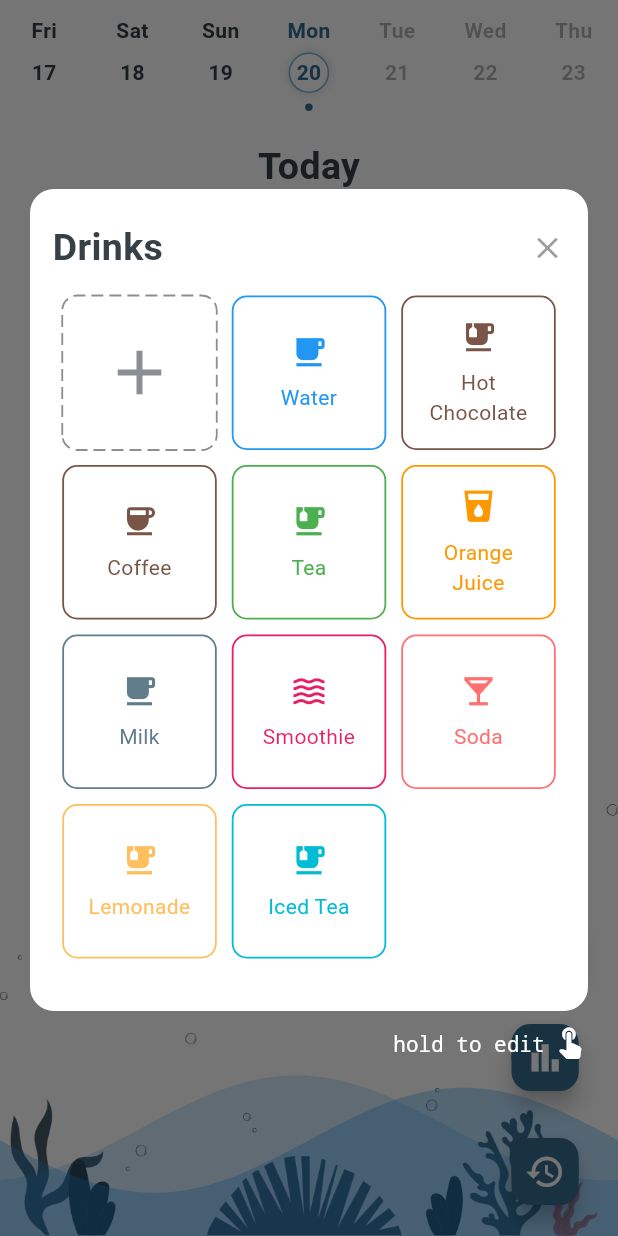
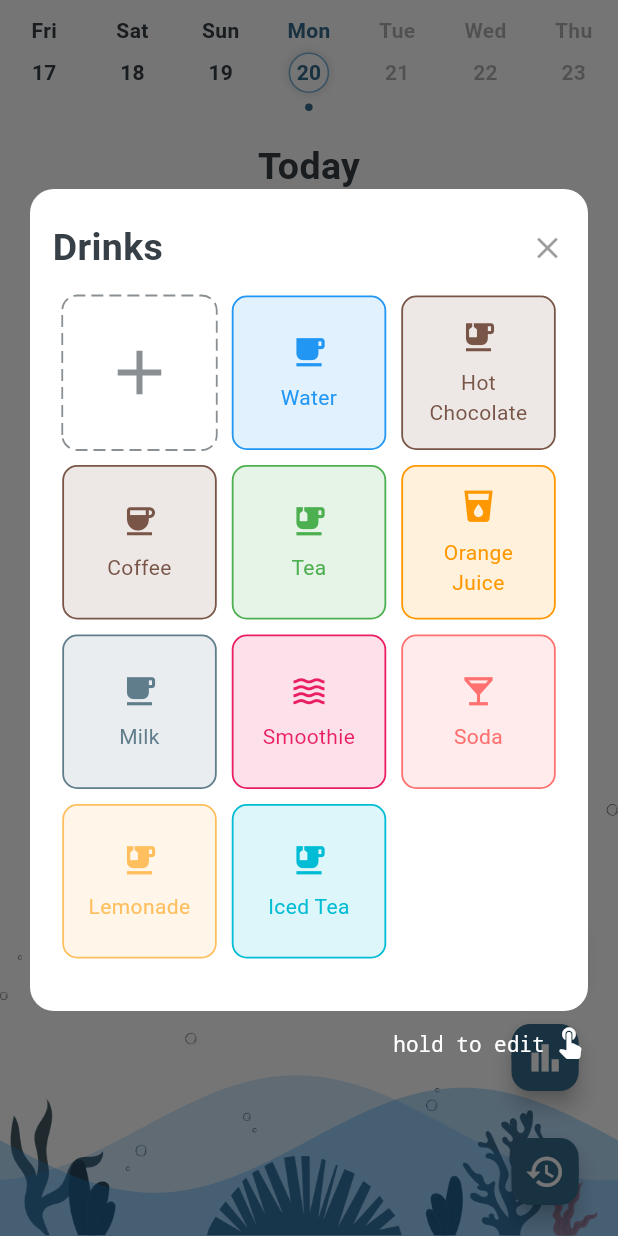
Before and after one commit to Mini-Mark/Drink-Tracker, a Flutter app: the Home screen opened directly, after a tap on the "add" icon, on a phone screen of 412 x 824 dp. Run offline on Flutter 3.47's test engine with Material 3 defaults, Android fonts, the phone set to English and light mode, and no system bars; drawn by our look-alikes of auto_size_text, dotted_border, wave; our stand-ins replace animated_bottom_navigation_bar, fl_chart, flutter_slidable, shared_preferences; accounts and stored records are empty.

Commit message:
feat(drinks): Enhance drink selection and icon color customization
- Add dynamic color support for drink selection background
- Update drink icon color to use selected or default color
- Improve visual feedback in choose and edit drinks screens
- Implement color-based styling for better user experience

```diff
--- a/lib/pages/popup/manage_drinks/choose_drinks.dart
+++ b/lib/pages/popup/manage_drinks/choose_drinks.dart
@@ -84,7 +84,7 @@ class Popup_ChooseDrink extends StatelessWidget {
   Widget drinksItem(context, data) {
     var size = MediaQuery.of(context).size;
     return InkWell(
-      splashColor: primary.withAlpha(150),
+      splashColor: UtilsService().hexToColor(data["color"]).withAlpha(150),
       onTap: () {
         Navigator.of(context).pop();
         PopupService().show(context,
@@ -106,6 +106,8 @@ class Popup_ChooseDrink extends StatelessWidget {
               alignment: Alignment.center,
               padding: EdgeInsets.all(10),
               decoration: BoxDecoration(
+                  color:
+                      UtilsService().hexToColor(data["color"]).withAlpha(35),
                   borderRadius: BorderRadius.circular(10),
                   border: Border.all(
                       color: data["color"] == null
--- a/lib/pages/popup/manage_drinks/edit_drinks.dart
+++ b/lib/pages/popup/manage_drinks/edit_drinks.dart
@@ -178,7 +178,9 @@ class _Popup_EditDrinksState extends State<Popup_EditDrinks> {
                             borderRadius: BorderRadius.circular(5)),
                         child: Icon(
                           drinksIconList[index],
-                          color: choosePosition == index ? secondary : dark,
+                          color: choosePosition == index
+                              ? (selectedColor ?? colorPalette[0])
+                              : dark,
                           size: size.width * 0.07,
                         ),
                       ),
```
